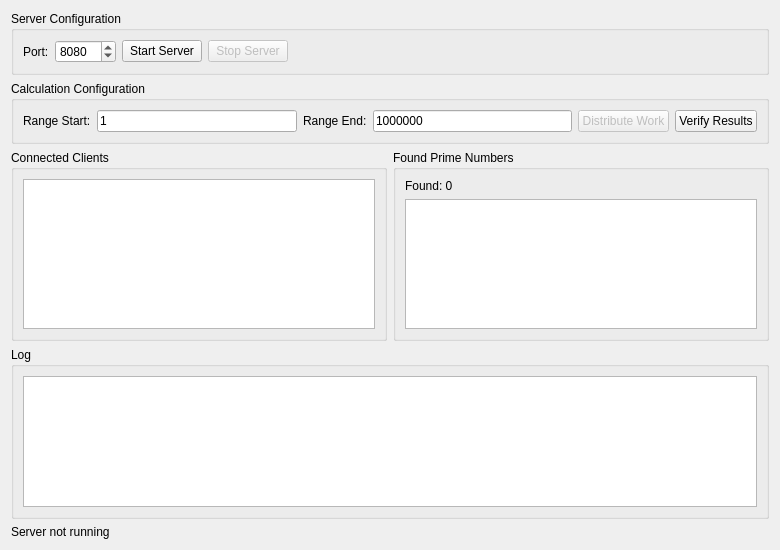
Qt form masterwidget.ui (konrad-dobosz/prir-projekt) before a commit.
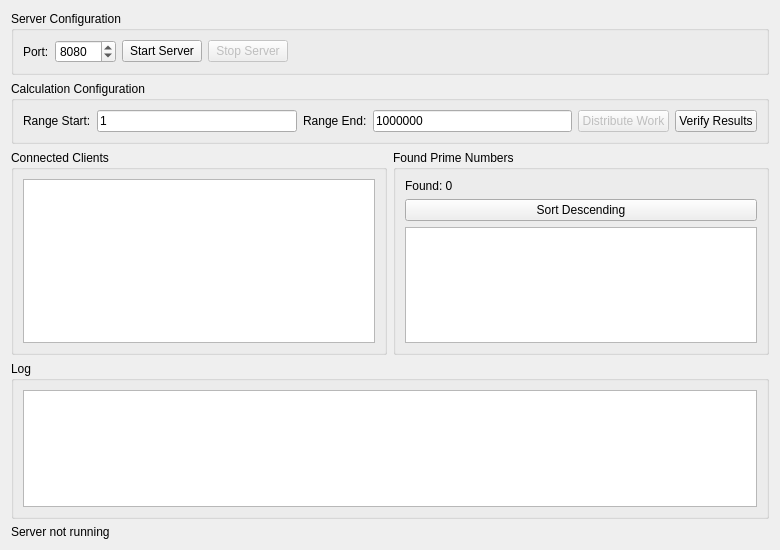
The same form after that commit.

Commit message: Add sorting to prime number list

Diff of the .ui file:
```diff
--- a/masterwidget.ui
+++ b/masterwidget.ui
@@ -157,6 +157,13 @@
           </property>
          </widget>
         </item>
+		<item>
+         <widget class="QPushButton" name="sortButton">
+          <property name="text">
+           <string>Sort Descending</string>
+          </property>
+         </widget>
+        </item>
         <item>
          <widget class="QListWidget" name="primesListWidget"/>
         </item>
```
The commit also changes 2 other files.
